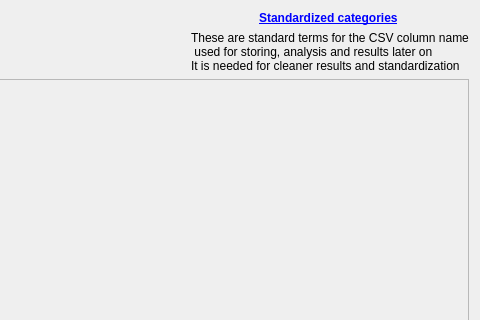
Before: the Qt Designer form nestor/ui/dialogmenu_csvheadermapping.ui in usnistgov/nestor, drawn with Qt 5; both pictures show x 528 to 1008 and y 0 to 320 of the 1008 by 674 pixel window.
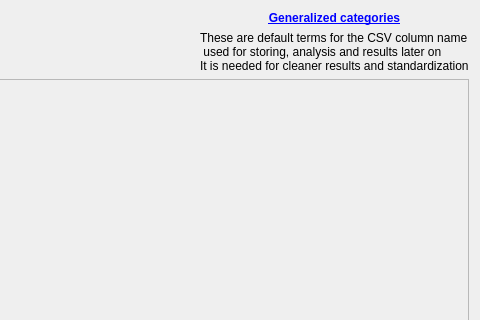
After: the same form once the commit is applied.

Commit message: - general csv header map, not standard - multi-word composition scroll area - add TODO (taggingUI_app.py:line 757), special replace execution

The edit to the form file:
```diff
--- a/nestor/ui/dialogmenu_csvheadermapping.ui
+++ b/nestor/ui/dialogmenu_csvheadermapping.ui
@@ -63,7 +63,7 @@
        <item row="1" column="2">
         <widget class="QLabel" name="label">
          <property name="text">
-          <string>These are standard terms for the CSV column name
+          <string>These are default terms for the CSV column name
  used for storing, analysis and results later on
 It is needed for cleaner results and standardization</string>
          </property>
@@ -125,8 +125,7 @@
           </font>
          </property>
          <property name="text">
-          <string>&lt;html&gt;&lt;head/&gt;&lt;body&gt;&lt;p&gt;&lt;a href=&quot;http://proceedings.asmedigitalcollection.asme.org/proceeding.aspx?articleid=2704323&quot;&gt;Standardized categories&lt;/a&gt;&lt;/p&gt;&lt;/body&gt;&lt;/html&gt;
-</string>
+          <string>&lt;html&gt;&lt;head/&gt;&lt;body&gt;&lt;p&gt;&lt;a href=&quot;http://proceedings.asmedigitalcollection.asme.org/proceeding.aspx?articleid=2704323&quot;&gt;&lt;span style=&quot; text-decoration: underline; color:#0000ff;&quot;&gt;Generalized categories&lt;/span&gt;&lt;/a&gt;&lt;/p&gt;&lt;/body&gt;&lt;/html&gt;</string>
          </property>
          <property name="alignment">
           <set>Qt::AlignCenter</set>
```
Left out of the diff: 4 changed lines with no effect on the pictures. The commit also changes 2 other files.
